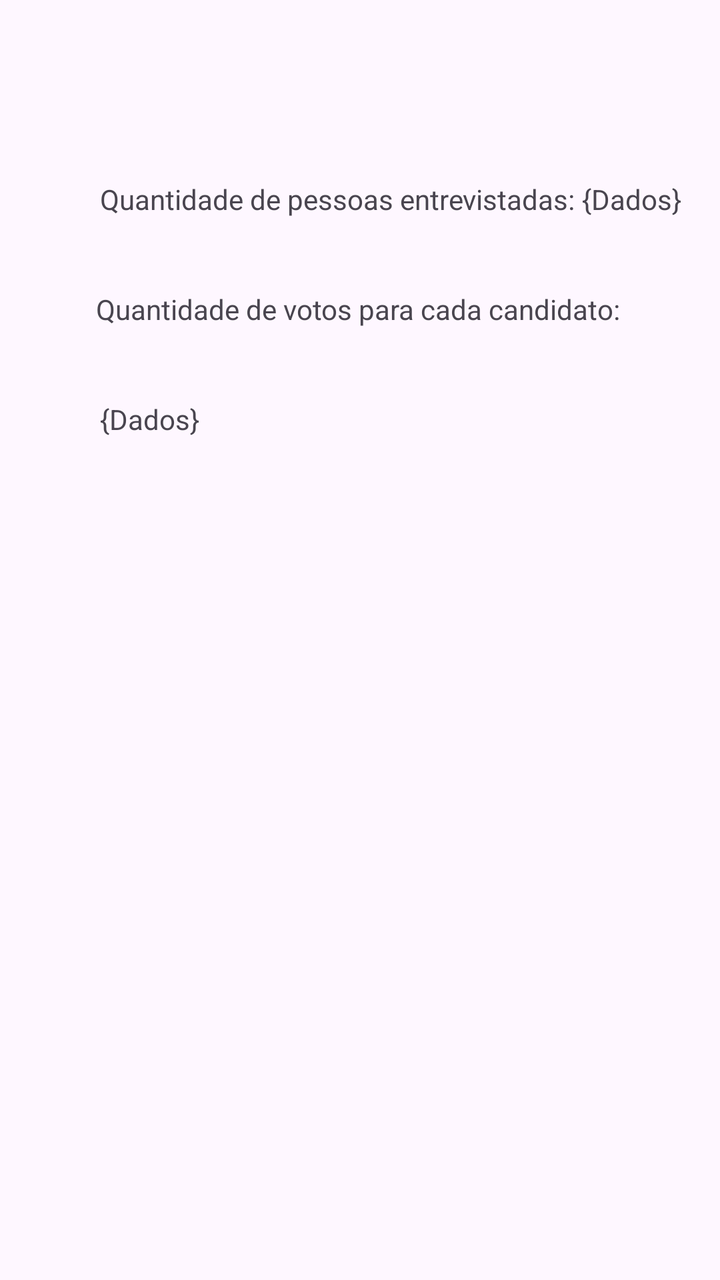
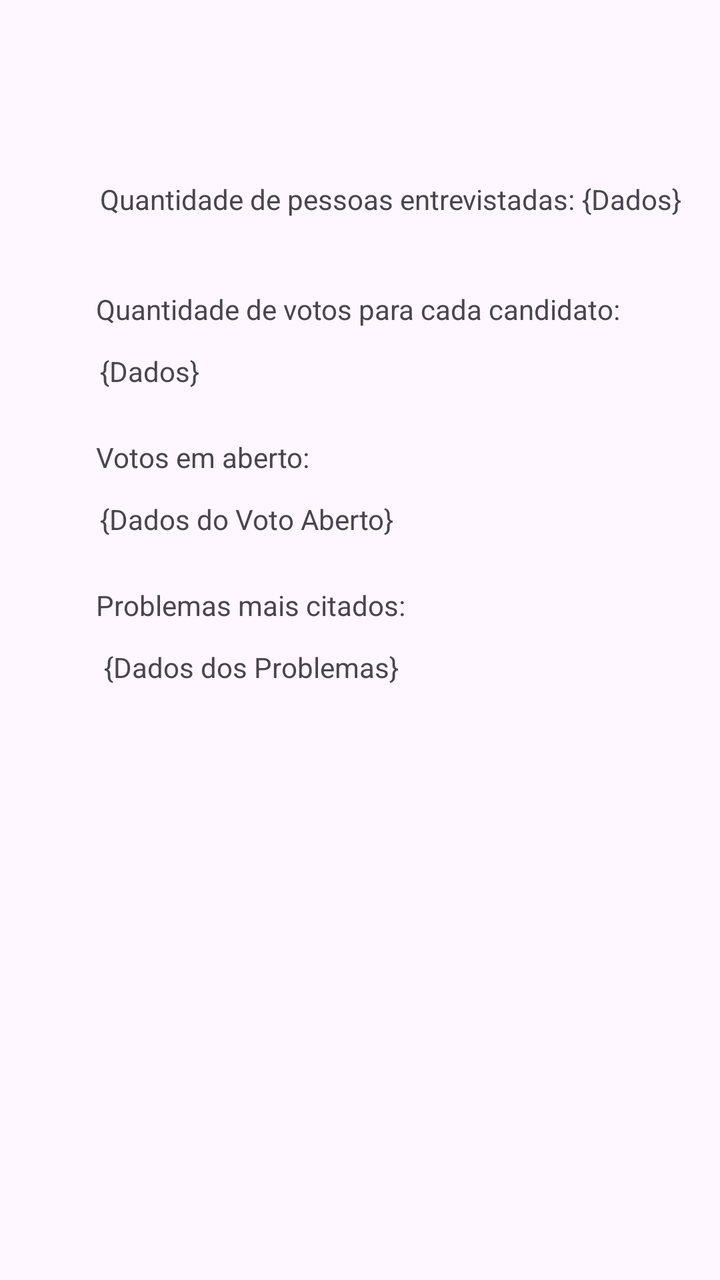

An Android layout rendered at two revisions. The XML below is the earlier revision; the diff shows what the commit changed to produce the second picture.
<!-- AndroidManifest.xml: application theme Theme.PesquisaEleitoral -->
<!-- res/layout/activity_dados.xml -->
<?xml version="1.0" encoding="utf-8"?>
<androidx.constraintlayout.widget.ConstraintLayout xmlns:android="http://schemas.android.com/apk/res/android"
    xmlns:app="http://schemas.android.com/apk/res-auto"
    xmlns:tools="http://schemas.android.com/tools"
    android:id="@+id/main"
    android:layout_width="match_parent"
    android:layout_height="match_parent"
    tools:context=".DadosActivity">

    <TextView
        android:id="@+id/textView17"
        android:layout_width="wrap_content"
        android:layout_height="wrap_content"
        android:layout_marginStart="50dp"
        android:layout_marginTop="90dp"
        android:text="Quantidade de pessoas entrevistadas: "
        app:layout_constraintStart_toStartOf="parent"
        app:layout_constraintTop_toTopOf="parent" />

    <TextView
        android:id="@+id/textView18"
        android:layout_width="wrap_content"
        android:layout_height="wrap_content"
        android:layout_marginStart="48dp"
        android:layout_marginTop="36dp"
        android:text="Quantidade de votos para cada candidato:"
        app:layout_constraintStart_toStartOf="parent"
        app:layout_constraintTop_toBottomOf="@+id/textView17" />

    <TextView
        android:id="@+id/dadosPesquisa"
        android:layout_width="wrap_content"
        android:layout_height="wrap_content"
        android:layout_marginStart="50dp"
        android:layout_marginTop="36dp"
        android:text="{Dados}"
        app:layout_constraintStart_toStartOf="parent"
        app:layout_constraintTop_toBottomOf="@+id/textView18" />

    <TextView
        android:id="@+id/totalEntrevistados"
        android:layout_width="wrap_content"
        android:layout_height="wrap_content"
        android:layout_marginTop="90dp"
        android:text="{Dados}"
        app:layout_constraintStart_toEndOf="@+id/textView17"
        app:layout_constraintTop_toTopOf="parent" />
</androidx.constraintlayout.widget.ConstraintLayout>
<!-- resources referenced by this layout -->
<resources>
  <style name="Theme.PesquisaEleitoral" parent="Base.Theme.PesquisaEleitoral" />
  <style name="Base.Theme.PesquisaEleitoral" parent="Theme.Material3.DayNight.NoActionBar">
          
          
      </style>
</resources>

<!-- the commit's change to res/layout/activity_dados.xml (unified diff, before → after) -->
@@ -18,6 +18,15 @@
         app:layout_constraintTop_toTopOf="parent" />
 
     <TextView
+        android:id="@+id/totalEntrevistados"
+        android:layout_width="wrap_content"
+        android:layout_height="wrap_content"
+        android:layout_marginTop="90dp"
+        android:text="{Dados}"
+        app:layout_constraintStart_toEndOf="@+id/textView17"
+        app:layout_constraintTop_toTopOf="parent" />
+
+    <TextView
         android:id="@+id/textView18"
         android:layout_width="wrap_content"
         android:layout_height="wrap_content"
@@ -32,17 +41,49 @@
         android:layout_width="wrap_content"
         android:layout_height="wrap_content"
         android:layout_marginStart="50dp"
-        android:layout_marginTop="36dp"
+        android:layout_marginTop="12dp"
         android:text="{Dados}"
         app:layout_constraintStart_toStartOf="parent"
         app:layout_constraintTop_toBottomOf="@+id/textView18" />
 
     <TextView
-        android:id="@+id/totalEntrevistados"
+        android:id="@+id/textView19"
         android:layout_width="wrap_content"
         android:layout_height="wrap_content"
-        android:layout_marginTop="90dp"
-        android:text="{Dados}"
-        app:layout_constraintStart_toEndOf="@+id/textView17"
-        app:layout_constraintTop_toTopOf="parent" />
+        android:layout_marginStart="48dp"
+        android:layout_marginTop="24dp"
+        android:text="Votos em aberto:"
+        app:layout_constraintStart_toStartOf="parent"
+        app:layout_constraintTop_toBottomOf="@+id/dadosPesquisa" />
+
+    <TextView
+        android:id="@+id/dadosVotoAberto"
+        android:layout_width="wrap_content"
+        android:layout_height="wrap_content"
+        android:layout_marginStart="50dp"
+        android:layout_marginTop="12dp"
+        android:text="{Dados do Voto Aberto}"
+        app:layout_constraintStart_toStartOf="parent"
+        app:layout_constraintTop_toBottomOf="@+id/textView19" />
+
+    <TextView
+        android:id="@+id/textView20"
+        android:layout_width="wrap_content"
+        android:layout_height="wrap_content"
+        android:layout_marginStart="48dp"
+        android:layout_marginTop="24dp"
+        android:text="Problemas mais citados:"
+        app:layout_constraintStart_toStartOf="parent"
+        app:layout_constraintTop_toBottomOf="@+id/dadosVotoAberto" />
+
+    <TextView
+        android:id="@+id/dadosProblemas"
+        android:layout_width="308dp"
+        android:layout_height="wrap_content"
+        android:layout_marginStart="52dp"
+        android:layout_marginTop="12dp"
+        android:text="{Dados dos Problemas}"
+        app:layout_constraintStart_toStartOf="parent"
+        app:layout_constraintTop_toBottomOf="@+id/textView20" />
+
 </androidx.constraintlayout.widget.ConstraintLayout>
